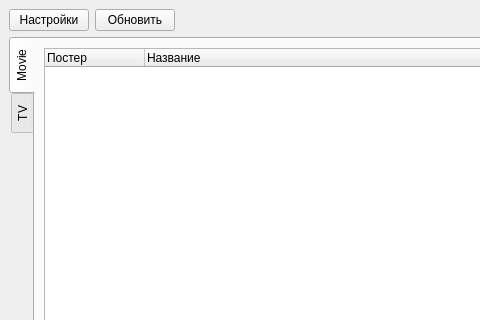
DmitriusFalse/mediaFinder, file mainwindow.ui: the form before one commit; both pictures show x 0 to 480 and y 0 to 320 of the 1191 by 922 pixel window.
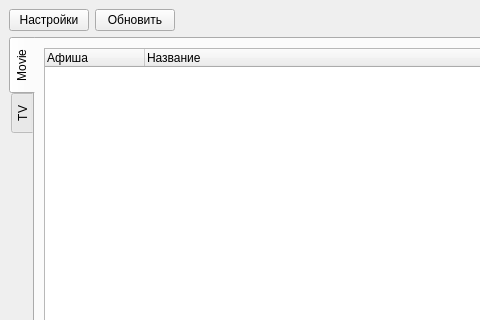
The form after the commit.

Diff of the .ui file:
```diff
--- a/mainwindow.ui
+++ b/mainwindow.ui
@@ -36,7 +36,7 @@
              <widget class="QTreeWidget" name="listMovieLibrary">
               <column>
                <property name="text">
-                <string>Постер</string>
+                <string>Афиша</string>
                </property>
               </column>
               <column>
```
